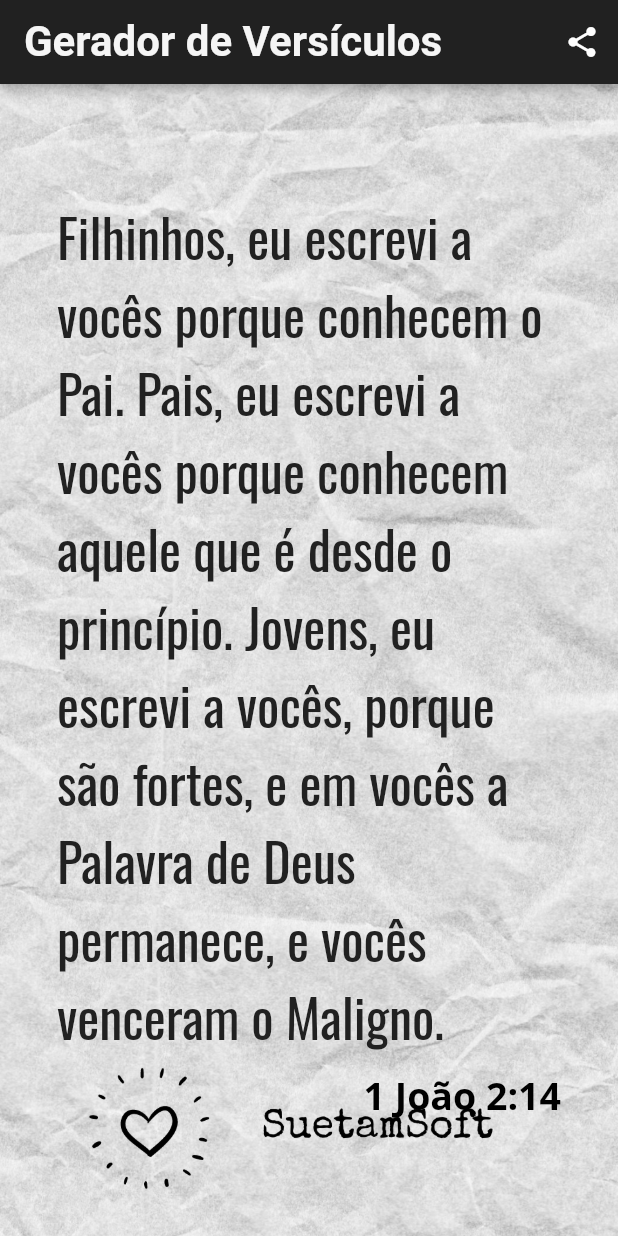
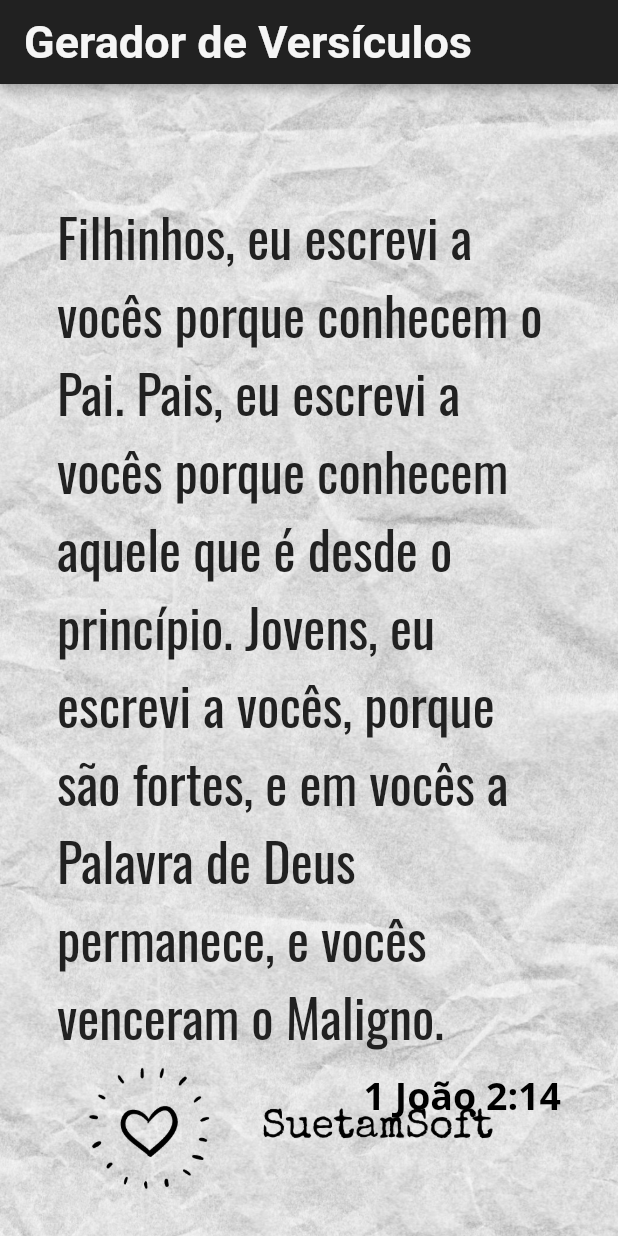
Before and after one commit to Ma7euzin/gerador-de-versiculo, a Flutter app: the screen it shows after launch, on a phone screen of 412 x 824 dp. Run offline on Flutter 3.47's test engine with Material 2 defaults, Android fonts, the light colour scheme and no system bars; our stand-ins replace google_fonts, google_mobile_ads, screenshot; network calls fail.

Commit message:
Atualizando para play store

```diff
--- a/lib/home_page.dart
+++ b/lib/home_page.dart
@@ -1,12 +1,12 @@
-import 'dart:io' show Directory, Platform;
+import 'dart:io' show Platform;
 import 'dart:math';
-import 'dart:typed_data';
+
 
 import 'package:flutter/material.dart';
 import 'package:geradorversiculos/versiculos.dart';
 import 'package:google_fonts/google_fonts.dart';
 import 'package:google_mobile_ads/google_mobile_ads.dart';
-import 'package:path_provider/path_provider.dart';
+
 import 'package:screenshot/screenshot.dart';
 
 
@@ -45,7 +45,7 @@ class _VersiculosState extends State<Versiculos> {
     setVersiculo();
     super.initState();
     String bannerId = Platform.isAndroid
-        ? "ca-app-pub-2028996810271423/2144469885"
+        ? "ca-app-pub-2028996810271423/3176065003"
         : "ca-app-pub-3940256099942544/2934735716";
 
     adRequest = const AdRequest(
@@ -101,7 +101,7 @@ class _VersiculosState extends State<Versiculos> {
         Scaffold(
           backgroundColor: Colors.transparent, // <-- SCAFFOLD WITH TRANSPARENT BG
           appBar: AppBar(
-            actions: [
+            /*actions: [
               IconButton(onPressed: ()async {
                 /*_shareScreenshot(
                   context: context,
@@ -119,24 +119,15 @@ class _VersiculosState extends State<Versiculos> {
                 }*/
 
               }, icon: const Icon(Icons.share))
-            ],
+            ],*/
             elevation: 3.0,
           backgroundColor: Colors.grey.shade900,
           //PROPAGANDA admob
-          title: isLoaded ?
-          SizedBox(
-                  height: 62,
-                  width: 350,
-                  child: AdWidget(
-                    ad: bannerAd!,
-                  ),
-                )
-              :
-           Text(
+          title: Text(
             "Gerador de Versículos",
             textAlign: TextAlign.center,
             style: TextStyle(
-              fontSize: 28,
+              fontSize: 30,
               fontWeight: FontWeight.bold,
               color: Colors.grey.shade100,
             ),
@@ -185,10 +176,19 @@ class _VersiculosState extends State<Versiculos> {
                 setVersiculo();
               },
       ),
+      floatingActionButton: isLoaded ? SizedBox(
+                  height: 80,
+                  width: 385,
+                  child: AdWidget(
+                    ad: bannerAd!,
+                  ),
+                )
+              : SizedBox(),
         ),
       ],
 
-    )
+    ),
+
 
     );
 
--- a/pubspec.yaml
+++ b/pubspec.yaml
@@ -15,7 +15,7 @@ publish_to: 'none' # Remove this line if you wish to publish to pub.dev
 # In iOS, build-name is used as CFBundleShortVersionString while build-number used as CFBundleVersion.
 # Read more about iOS versioning at
 # https://developer.apple.com/library/archive/documentation/General/Reference/InfoPlistKeyReference/Articles/CoreFoundationKeys.html
-version: 1.0.0+1
+version: 1.0.0+7
 
 environment:
   sdk: ">=2.16.2 <3.0.0"
@@ -35,7 +35,7 @@ dependencies:
   # Use with the CupertinoIcons class for iOS style icons.
   cupertino_icons: ^1.0.2
   google_fonts: ^5.1.0
-
+  share_plus: ^6.3.1
   google_mobile_ads: ^1.3.0
   screenshot: ^2.1.0
   path_provider: ^2.1.0
```
Also changed, not shown: pubspec.lock, 3 other files.
